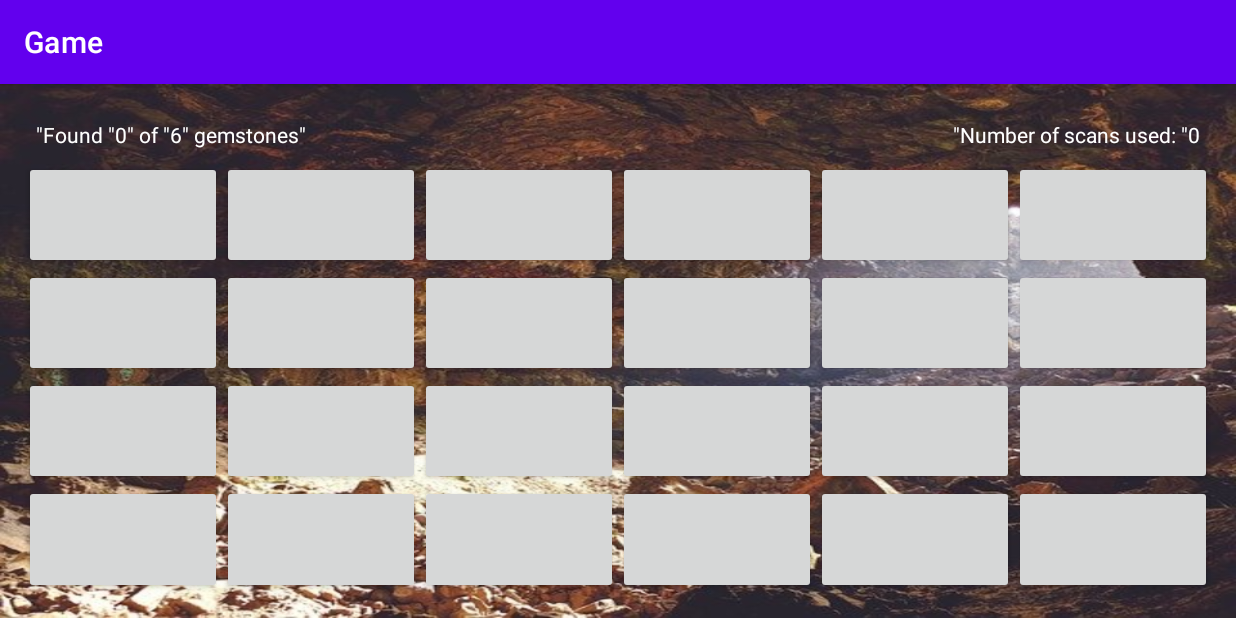
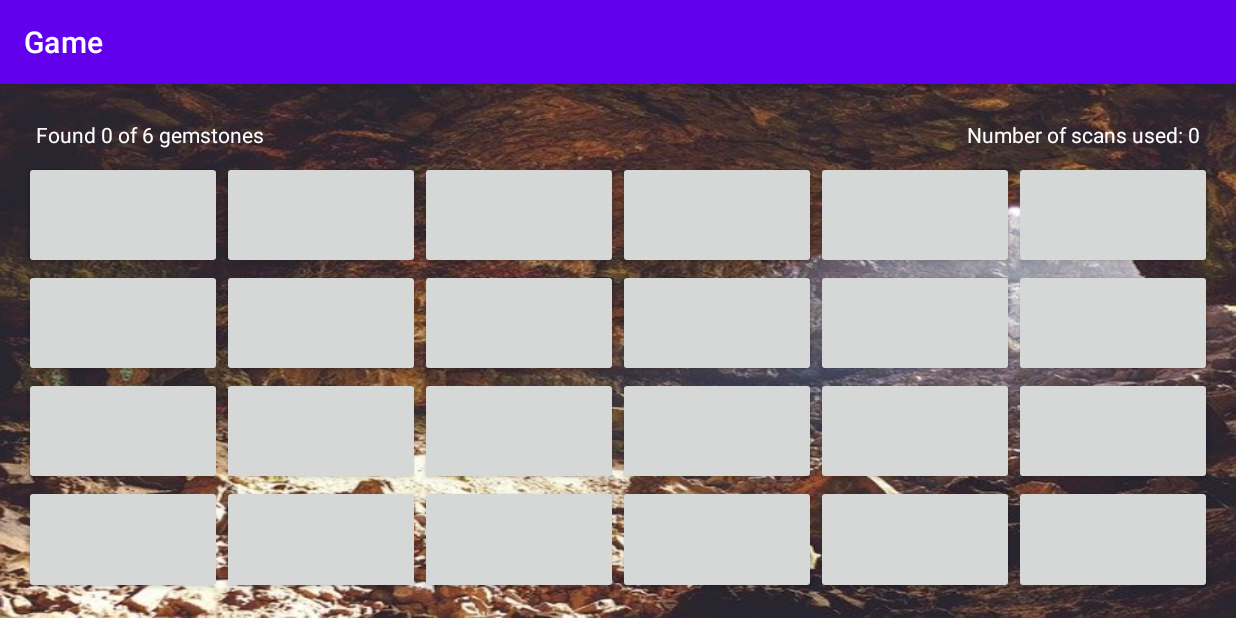
Before and after one commit to Maiquey/Sweepminer, an Android app: the GameActivity screen opened directly, with no data from a screen before it, on a phone screen of 824 x 412 dp (held sideways). Run offline under Robolectric (Android 15) with nearby library versions, the phone set to English and light mode, and no system bars; our stand-ins replace navigation-ui.

Commit message:
Clean code and fix minor bugs.
Clean import statements and fix problems with strings.xml.

```diff
--- a/app/src/main/java/ca/cmpt276/as3/GameActivity.java
+++ b/app/src/main/java/ca/cmpt276/as3/GameActivity.java
@@ -7,18 +7,14 @@ import android.graphics.Bitmap;
 import android.graphics.BitmapFactory;
 import android.graphics.drawable.BitmapDrawable;
 import android.os.Bundle;
-
 import androidx.appcompat.app.AppCompatActivity;
-
 import android.view.View;
 import android.widget.Button;
 import android.widget.TableLayout;
 import android.widget.TableRow;
 import android.widget.TextView;
-
 import androidx.fragment.app.FragmentManager;
 import androidx.navigation.ui.AppBarConfiguration;
-
 import ca.cmpt276.as3.databinding.ActivityGameBinding;
 import ca.cmpt276.as3.model.Cell;
 import ca.cmpt276.as3.model.GameManager;
@@ -150,10 +146,18 @@ public class GameActivity extends AppCompatActivity {
     }
 
     private void updateTexts() {
-        mineCount.setText("" + getString(R.string.mine_count_found) +
-                gameManager.getNumOfMinesRevealed() + getString(R.string.mine_count_of) +
-                gameManager.getTotalMines() + getString(R.string.mine_count_gemstones));
-        numOfScans.setText("" + getString(R.string.num_of_scans_used) + gameManager.getNumOfScans());
+        mineCount.setText(getString(R.string.mine_count_found) +
+                " " +
+                gameManager.getNumOfMinesRevealed() +
+                " " +
+                getString(R.string.mine_count_of) +
+                " " +
+                gameManager.getTotalMines() +
+                " " +
+                getString(R.string.mine_count_gemstones));
+        numOfScans.setText(getString(R.string.num_of_scans_used) +
+                " " +
+                gameManager.getNumOfScans());
     }
 
     private void lockButtonSize() {
--- a/app/src/main/java/ca/cmpt276/as3/GameOverFragment.java
+++ b/app/src/main/java/ca/cmpt276/as3/GameOverFragment.java
@@ -6,7 +6,6 @@ import android.content.DialogInterface;
 import android.os.Bundle;
 import android.view.LayoutInflater;
 import android.view.View;
-
 import androidx.annotation.NonNull;
 import androidx.annotation.Nullable;
 import androidx.appcompat.app.AppCompatDialogFragment;
@@ -16,10 +15,9 @@ public class GameOverFragment extends AppCompatDialogFragment {
     @NonNull
     @Override
     public Dialog onCreateDialog(@Nullable Bundle savedInstanceState) {
-        //create view to show
+
         View v = LayoutInflater.from(getActivity()).inflate(R.layout.game_over_layout, null);
 
-        //create button listener
         DialogInterface.OnClickListener listener = new DialogInterface.OnClickListener() {
             @Override
             public void onClick(DialogInterface dialogInterface, int i) {
@@ -27,7 +25,6 @@ public class GameOverFragment extends AppCompatDialogFragment {
             }
         };
 
-        //build alertdialog
         return new AlertDialog.Builder(getActivity())
                 .setTitle("GAME OVER")
                 .setView(v)
--- a/app/src/main/java/ca/cmpt276/as3/Options.java
+++ b/app/src/main/java/ca/cmpt276/as3/Options.java
@@ -4,16 +4,11 @@ import android.content.Context;
 import android.content.Intent;
 import android.content.SharedPreferences;
 import android.os.Bundle;
-
 import androidx.appcompat.app.AppCompatActivity;
-
 import android.view.View;
 import android.widget.RadioButton;
 import android.widget.RadioGroup;
-import android.widget.Toast;
-
 import androidx.navigation.ui.AppBarConfiguration;
-
 import ca.cmpt276.as3.databinding.ActivityOptionsBinding;
 
 public class Options extends AppCompatActivity {
--- a/app/src/main/java/ca/cmpt276/as3/model/GameManager.java
+++ b/app/src/main/java/ca/cmpt276/as3/model/GameManager.java
@@ -93,14 +93,6 @@ public class GameManager {
         return cellGrid[row][col];
     }
 
-    public void revealGrid(){
-        for (int row = 0; row < gridRows; row++){
-            for (int col = 0; col < gridCols; col++){
-                cellGrid[row][col].setScanned(true);
-            }
-        }
-    }
-
     public boolean gameWon(){
         return numOfMinesRevealed == totalMines;
     }
--- a/app/src/main/java/ca/cmpt276/as3/model/OptionsData.java
+++ b/app/src/main/java/ca/cmpt276/as3/model/OptionsData.java
@@ -1,6 +1,4 @@
 package ca.cmpt276.as3.model;
-
-import ca.cmpt276.as3.Options;
 
 public class OptionsData {
 
--- a/app/src/main/res/values/strings.xml
+++ b/app/src/main/res/values/strings.xml
@@ -32,8 +32,8 @@
     <string name="congratulation_message">Congratulations!\nYou found all the gemstones!</string>
     <string name="game_title">Sweepminer</string>
     <string name="signature">By Jan Mazurek</string>
-    <string name="mine_count_found">\"Found \"</string>
-    <string name="mine_count_of">\" of \"</string>
-    <string name="mine_count_gemstones">\" gemstones\"</string>
-    <string name="num_of_scans_used">\"Number of scans used: \"</string>
+    <string name="mine_count_found">Found</string>
+    <string name="mine_count_of">of</string>
+    <string name="mine_count_gemstones">gemstones</string>
+    <string name="num_of_scans_used">Number of scans used:</string>
 </resources>
```
Also changed, not shown: app/src/main/java/ca/cmpt276/as3/HelpScreen.java (+1 -10 lines), app/src/main/java/ca/cmpt276/as3/MainActivity.java (+0 -12 lines), app/src/main/java/ca/cmpt276/as3/MainMenu.java (+0 -11 lines).
